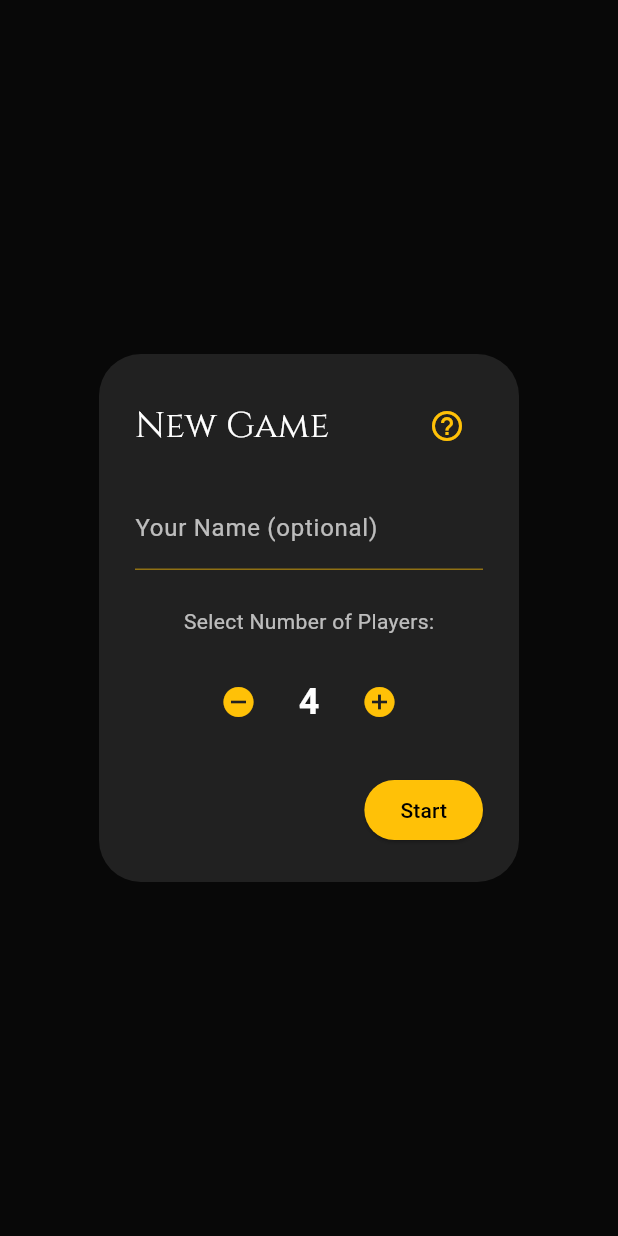
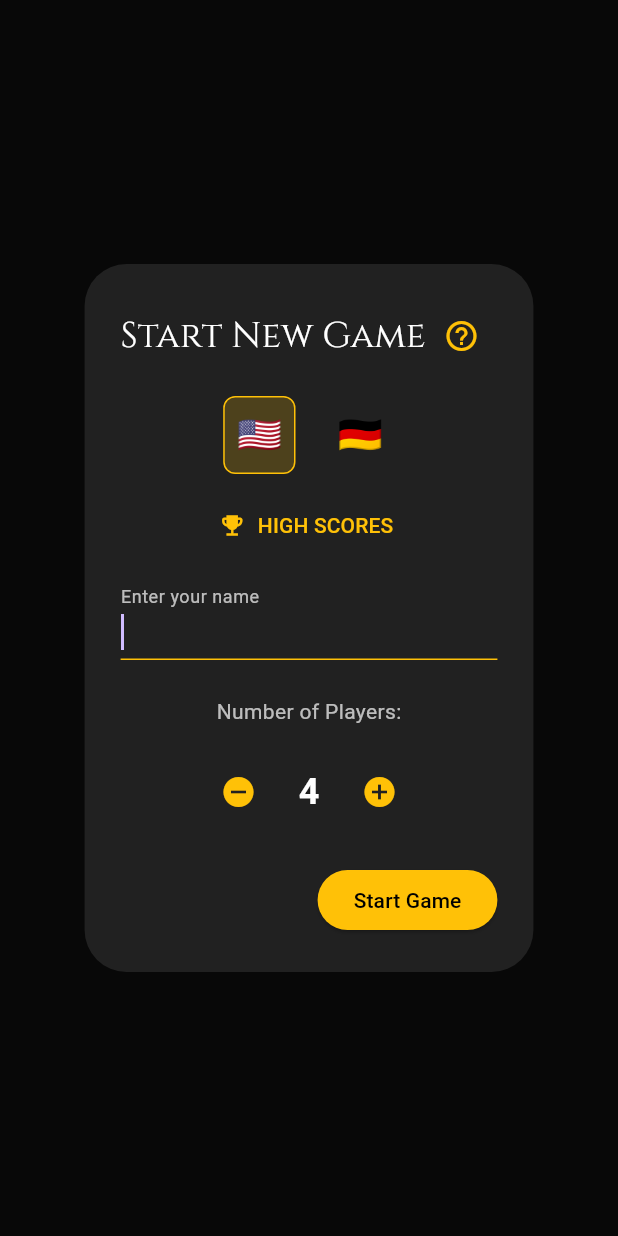
Before and after one commit to manusco/arcana, a Flutter app: the screen it shows after launch, after a tap on "Start New Game", on a phone screen of 412 x 824 dp. Run offline on Flutter 3.47's test engine with Material 3 defaults, Android fonts, the phone set to English and light mode, and no system bars; our stand-ins replace flutter_animate, google_fonts, shared_preferences; missing offline and left inert: dart:html.

Commit message:
feat: add multilingual support (en/de) and high score button

```diff
--- a/lib/main.dart
+++ b/lib/main.dart
@@ -3,6 +3,7 @@
 import 'package:provider/provider.dart';
 import 'package:google_fonts/google_fonts.dart';
 import 'viewmodels/game_viewmodel.dart';
+import 'services/localization_service.dart';
 import 'screens/game_screen.dart';
 
 void main() {
@@ -18,6 +19,7 @@
     return MultiProvider(
       providers: [
         ChangeNotifierProvider(create: (_) => GameViewModel()),
+        ChangeNotifierProvider(create: (_) => LocalizationService()),
       ],
       child: MaterialApp(
         title: 'Arcana',
--- a/lib/screens/game_screen.dart
+++ b/lib/screens/game_screen.dart
@@ -8,6 +8,7 @@ import '../widgets/player_widget.dart';
 import '../widgets/card_widget.dart';
 import '../services/high_score_service.dart';
 import '../widgets/high_score_widget.dart';
+import '../services/localization_service.dart';
 
 class GameScreen extends StatefulWidget {
   const GameScreen({super.key});
@@ -38,6 +39,7 @@ class _GameScreenState extends State<GameScreen> {
           Navigator.pop(context);
         },
         onShowRules: _showRulesDialog,
+        onShowHighScores: _showHighScoresDialog,
       ),
     );
   }
@@ -84,28 +86,6 @@ class _GameScreenState extends State<GameScreen> {
                   borderRadius: const BorderRadius.only(
                     topLeft: Radius.circular(18),
                     topRight: Radius.circular(18),
-                  ),
-                ),
-                child: Row(
-                  children: [
-                    const Icon(Icons.auto_fix_high, color: Colors.amber, size: 28),
-                    const SizedBox(width: 12),
-                    Expanded(
-                      child: Text(
-                        "Arcana: The Game of Prophecy",
-                        style: GoogleFonts.cinzel(
-                          color: Colors.amber,
-                          fontSize: 22,
-                          fontWeight: FontWeight.bold,
-                          letterSpacing: 1.5,
-                        ),
-                      ),
-                    ),
-                    IconButton(
-                      icon: const Icon(Icons.close, color: Colors.amber),
-                      onPressed: () => Navigator.pop(context),
-                    ),
-                  ],
                 ),
               ),
               // Scrollable content
@@ -117,52 +97,52 @@ class _GameScreenState extends State<GameScreen> {
                     children: [
                       _buildRuleSection(
                         icon: Icons.stars,
-                        title: "Welcome to Arcana",
-                        content: "In this mystical contest, victory does not go to the one with the strongest hand, but to the one who can see the future.",
+                        title: context.watch<LocalizationService>().translate('welcome_title'),
+                        content: context.watch<LocalizationService>().translate('welcome_text'),
                       ),
                       const SizedBox(height: 20),
                       _buildRuleSection(
                         icon: Icons.flag,
-                        title: "The Goal",
-                        content: "Your objective is not just to win tricks, but to predict exactly how many tricks you will win each round. Accuracy is everything.",
+                        title: context.watch<LocalizationService>().translate('goal_title'),
+                        content: context.watch<LocalizationService>().translate('goal_text'),
                       ),
                       const SizedBox(height: 20),
                       _buildRuleSection(
                         icon: Icons.style,
-                        title: "The Cards",
+                        title: context.watch<LocalizationService>().translate('cards_title'),
                         content: "",
                         children: [
-                          _buildCardInfo("The Suits (1–13)", "Blood (Red), Spirit (Blue), Nature (Green), Light (Yellow)"),
-                          _buildCardInfo("The Arcanum (A)", "The ultimate power. It always wins the trick (unless another Arcanum was played first)."),
-                          _buildCardInfo("The Shadow (S)", "The void. It always loses the trick (unless the trick consists entirely of Shadows)."),
+                          _buildCardInfo(context.watch<LocalizationService>().translate('suits_title'), context.watch<LocalizationService>().translate('suits_text')),
+                          _buildCardInfo(context.watch<LocalizationService>().translate('arcanum_title'), context.watch<LocalizationService>().translate('arcanum_text')),
+                          _buildCardInfo(context.watch<LocalizationService>().translate('shadow_title'), context.watch<LocalizationService>().translate('shadow_text')),
                         ],
                       ),
                       const SizedBox(height: 20),
                       _buildRuleSection(
                         icon: Icons.play_circle,
-                        title: "How to Play",
+                        title: context.watch<LocalizationService>().translate('how_to_play_title'),
                         content: "",
                         children: [
-                          _buildStep("1. The Deal", "The game is played over several rounds. Round 1 starts with 1 card each; the final round deals the entire deck."),
-                          _buildStep("2. The Trump", "One card is revealed to determine the Trump suit for the round."),
-                          _buildStep("3. The Prophecy", "Looking at your hand, you must announce how many tricks you plan to take."),
-                          _buildStep("4. The Action", "Players play one card in clockwise order.\n• You must follow suit if you can (unless you play an Arcanum or Shadow).\n• Arcanum beats Trump.\n• Trump beats the lead suit.\n• High Card of the lead suit wins if no Trump/Arcanum is played."),
+                          _buildStep(context.watch<LocalizationService>().translate('step_deal_title'), context.watch<LocalizationService>().translate('step_deal_text')),
+                          _buildStep(context.watch<LocalizationService>().translate('step_trump_title'), context.watch<LocalizationService>().translate('step_trump_text')),
+                          _buildStep(context.watch<LocalizationService>().translate('step_prophecy_title'), context.watch<LocalizationService>().translate('step_prophecy_text')),
+                          _buildStep(context.watch<LocalizationService>().translate('step_action_title'), context.watch<LocalizationService>().translate('step_action_text')),
                         ],
                       ),
                       const SizedBox(height: 20),
                       _buildRuleSection(
                         icon: Icons.emoji_events,
-                        title: "Scoring",
+                        title: context.watch<LocalizationService>().translate('scoring_title'),
                         content: "",
                         children: [
-                          _buildScoreInfo("✓ Correct Prophecy", "You gain 20 points + 10 points for every trick you won."),
-                          _buildScoreInfo("✗ Failed Prophecy", "You lose 10 points for every trick you were off (above or below your bid)."),
+                          _buildScoreInfo(context.watch<LocalizationService>().translate('score_correct_title'), context.watch<LocalizationService>().translate('score_correct_text')),
+                          _buildScoreInfo(context.watch<LocalizationService>().translate('score_failed_title'), context.watch<LocalizationService>().translate('score_failed_text')),
                         ],
                       ),
                       const SizedBox(height: 24),
                       Center(
                         child: Text(
-                          "Do you have the sight to master the Arcana?",
+                          context.watch<LocalizationService>().translate('footer_text'),
                           style: GoogleFonts.cinzel(
                             color: Colors.amber.withOpacity(0.8),
                             fontSize: 16,
@@ -179,6 +159,20 @@ class _GameScreenState extends State<GameScreen> {
             ],
           ),
         ),
+      ),
+    );
+  }
+
+  void _showHighScoresDialog() async {
+    final service = HighScoreService();
+    final scores = await service.getHighScores();
+    if (!mounted) return;
+
+    showDialog(
+      context: context,
+      builder: (context) => Dialog(
+        backgroundColor: Colors.transparent,
+        child: HighScoreWidget(scores: scores),
       ),
     );
   }
@@ -322,6 +316,7 @@ class _GameScreenState extends State<GameScreen> {
   @override
   Widget build(BuildContext context) {
     final vm = context.watch<GameViewModel>();
+    final loc = context.watch<LocalizationService>();
     final state = vm.gameState;
 
     if (state.players.isEmpty) {
@@ -335,7 +330,7 @@ class _GameScreenState extends State<GameScreen> {
                 children: [
                   ElevatedButton(
                     onPressed: _showGameSetupDialog,
-                    child: const Text("Start New Game"),
+                    child: Text(loc.translate('start_new_game')),
                   ),
                   if (vm.statusMessage != null)
                     Padding(
@@ -650,7 +645,7 @@ class _GameScreenState extends State<GameScreen> {
                       mainAxisSize: MainAxisSize.min,
                       children: [
                         Text(
-                          "Your Bid",
+                          loc.translate('your_bid'),
                           style: GoogleFonts.playfairDisplay(
                             color: Colors.white,
                             fontSize: 20,
@@ -719,7 +714,7 @@ class _GameScreenState extends State<GameScreen> {
                   child: Column(
                     mainAxisSize: MainAxisSize.min,
                     children: [
-                      Text("Choose Trump Color", style: GoogleFonts.cinzel(color: Colors.white, fontSize: 24)),
+                      Text(loc.translate('choose_trump'), style: GoogleFonts.cinzel(color: Colors.white, fontSize: 24)),
                       const SizedBox(height: 20),
                       Row(
                         mainAxisAlignment: MainAxisAlignment.center,
@@ -745,7 +740,7 @@ class _GameScreenState extends State<GameScreen> {
                   IconButton(
                     icon: const Icon(Icons.refresh_rounded, color: Colors.white, size: 32),
                     onPressed: _showGameSetupDialog,
-                    tooltip: "Restart Game",
+                    tooltip: loc.translate('restart_tooltip'),
                   ),
                   const SizedBox(width: 10),
                   IconButton(
@@ -768,7 +763,7 @@ class _GameScreenState extends State<GameScreen> {
       context: context,
       builder: (context) => AlertDialog(
         backgroundColor: Colors.grey[900],
-        title: Text("Scoreboard", style: GoogleFonts.cinzel(color: Colors.white)),
+        title: Text(context.read<LocalizationService>().translate('scoreboard_title'), style: GoogleFonts.cinzel(color: Colors.white)),
         content: SingleChildScrollView(
           child: Table(
             border: TableBorder.all(color: Colors.white24),
@@ -777,7 +772,7 @@ class _GameScreenState extends State<GameScreen> {
               // Header
               TableRow(
                 children: [
-                  const Padding(padding: EdgeInsets.all(8.0), child: Text("Rnd", style: TextStyle(color: Colors.amber))),
+                  Padding(padding: const EdgeInsets.all(8.0), child: Text(context.read<LocalizationService>().translate('round_abbr'), style: const TextStyle(color: Colors.amber))),
                   ...players.map((p) => Padding(
                     padding: const EdgeInsets.all(8.0),
                     child: Text(p.name, style: const TextStyle(color: Colors.amber, fontWeight: FontWeight.bold)),
@@ -838,10 +833,12 @@ class _GameScreenState extends State<GameScreen> {
 class _GameSetupDialog extends StatefulWidget {
   final Function(int, String?) onStart;
   final VoidCallback? onShowRules;
+  final VoidCallback? onShowHighScores;
 
   const _GameSetupDialog({
     required this.onStart,
     this.onShowRules,
+    this.onShowHighScores,
   });
 
   @override
@@ -859,25 +856,41 @@ class _GameSetupDialogState extends State<_GameSetupDialog> {
       title: Row(
         mainAxisAlignment: MainAxisAlignment.spaceBetween,
         children: [
-          Text("New Game", style: GoogleFonts.cinzel(color: Colors.white)),
+          Text(context.watch<LocalizationService>().translate('start_new_game'), style: GoogleFonts.cinzel(color: Colors.white)),
           IconButton(
             icon: const Icon(Icons.help_outline, color: Colors.amber),
             onPressed: widget.onShowRules != null ? () {
               print("Help icon clicked. Calling onShowRules.");
               widget.onShowRules!();
             } : null,
-            tooltip: "How to Play",
+            tooltip: context.watch<LocalizationService>().translate('how_to_play_title'),
           ),
         ],
       ),
       content: Column(
         mainAxisSize: MainAxisSize.min,
         children: [
+          // Language Toggle
+          Row(
+            mainAxisAlignment: MainAxisAlignment.center,
+            children: [
+              _languageBtn(context, 'en', '🇺🇸'),
+              const SizedBox(width: 20),
+              _languageBtn(context, 'de', '🇩🇪'),
+            ],
+          ),
+          const SizedBox(height: 10),
+          TextButton.icon(
+            icon: const Icon(Icons.emoji_events, color: Colors.amber),
+            label: Text(context.watch<LocalizationService>().translate('high_scores'), style: const TextStyle(color: Colors.amber)),
+            onPressed: widget.onShowHighScores,
+          ),
+          const SizedBox(height: 10),
           TextField(
             decoration: InputDecoration(
-              labelText: 'Your Name (optional)',
+              labelText: context.watch<LocalizationService>().translate('enter_name'),
               labelStyle: const TextStyle(color: Colors.white70),
-              hintText: 'Enter name for high score',
+              hintText: '',
               hintStyle: const TextStyle(color: Colors.white38),
               enabledBorder: UnderlineInputBorder(
                 borderSide: BorderSide(color: Colors.amber.withOpacity(0.5)),
@@ -890,7 +903,7 @@ class _GameSetupDialogState extends State<_GameSetupDialog> {
             onChanged: (value) => setState(() => _username = value.trim()),
           ),
           const SizedBox(height: 24),
-          const Text("Select Number of Players:", style: TextStyle(color: Colors.white70)),
+          Text("${context.watch<LocalizationService>().translate('number_of_players')}:", style: const TextStyle(color: Colors.white70)),
           const SizedBox(height: 20),
           Row(
             mainAxisAlignment: MainAxisAlignment.center,
@@ -919,7 +932,7 @@ class _GameSetupDialogState extends State<_GameSetupDialog> {
         ElevatedButton(
           style: ElevatedButton.styleFrom(backgroundColor: Colors.amber, foregroundColor: Colors.black),
           onPressed: () => widget.onStart(_playerCount, _username.isEmpty ? null : _username),
-          child: const Text("Start"),
+          child: Text(context.watch<LocalizationService>().translate('start_game')),
         ),
       ],
     );
@@ -937,4 +950,21 @@ class _GameSetupDialogState extends State<_GameSetupDialog> {
     if (position == 3) return "3RD PLACE";
     return "${position}TH PLACE";
   }
+
+  Widget _languageBtn(BuildContext context, String code, String flag) {
+    final loc = context.watch<LocalizationService>();
+    final isSelected = loc.currentLocale.languageCode == code;
+    return GestureDetector(
+      onTap: () => loc.changeLocale(code),
+      child: Container(
+        padding: const EdgeInsets.all(8),
+        decoration: BoxDecoration(
+          color: isSelected ? Colors.amber.withOpacity(0.2) : Colors.transparent,
+          borderRadius: BorderRadius.circular(8),
+          border: isSelected ? Border.all(color: Colors.amber) : null,
+        ),
+        child: Text(flag, style: const TextStyle(fontSize: 24)),
+      ),
+    );
+  }
 }
--- /dev/null
+++ b/lib/services/localization_service.dart
@@ -0,0 +1,34 @@
+import 'package:flutter/material.dart';
+import 'package:shared_preferences/shared_preferences.dart';
+import '../utils/translations.dart';
+
+class LocalizationService extends ChangeNotifier {
+  Locale _currentLocale = const Locale('en');
+
+  Locale get currentLocale => _currentLocale;
+
+  LocalizationService() {
+    _loadLocale();
+  }
+
+  Future<void> _loadLocale() async {
+    final prefs = await SharedPreferences.getInstance();
+    final String? languageCode = prefs.getString('language_code');
+    if (languageCode != null) {
+      _currentLocale = Locale(languageCode);
+      notifyListeners();
+    }
+  }
+
+  Future<void> changeLocale(String languageCode) async {
+    _currentLocale = Locale(languageCode);
+    notifyListeners();
+    final prefs = await SharedPreferences.getInstance();
+    await prefs.setString('language_code', languageCode);
+  }
+
+  String translate(String key) {
+    final Map<String, String> localizedStrings = Translations.languages[_currentLocale.languageCode] ?? Translations.languages['en']!;
+    return localizedStrings[key] ?? key;
+  }
+}
--- /dev/null
+++ b/lib/utils/translations.dart
@@ -0,0 +1,88 @@
+class Translations {
+  static const Map<String, Map<String, String>> languages = {
+    'en': {
+      'start_new_game': 'Start New Game',
+      'game_title': 'Arcana: The Game of Prophecy',
+      'welcome_title': 'Welcome to Arcana',
+      'welcome_text': 'In this mystical contest, victory does not go to the one with the strongest hand, but to the one who can see the future.',
+      'goal_title': 'The Goal',
+      'goal_text': 'Your objective is not just to win tricks, but to predict exactly how many tricks you will win each round. Accuracy is everything.',
+      'cards_title': 'The Cards',
+      'suits_title': 'The Suits (1–13)',
+      'suits_text': 'Blood (Red), Spirit (Blue), Nature (Green), Light (Yellow)',
+      'arcanum_title': 'The Arcanum (A)',
+      'arcanum_text': 'The ultimate power. It always wins the trick (unless another Arcanum was played first).',
+      'shadow_title': 'The Shadow (S)',
+      'shadow_text': 'The void. It always loses the trick (unless the trick consists entirely of Shadows).',
+      'how_to_play_title': 'How to Play',
+      'step_deal_title': '1. The Deal',
+      'step_deal_text': 'The game is played over several rounds. Round 1 starts with 1 card each; the final round deals the entire deck.',
+      'step_trump_title': '2. The Trump',
+      'step_trump_text': 'One card is revealed to determine the Trump suit for the round.',
+      'step_prophecy_title': '3. The Prophecy',
+      'step_prophecy_text': 'Looking at your hand, you must announce how many tricks you plan to take.',
+      'step_action_title': '4. The Action',
+      'step_action_text': 'Players play one card in clockwise order.\n• You must follow suit if you can (unless you play an Arcanum or Shadow).\n• Arcanum beats Trump.\n• Trump beats the lead suit.\n• High Card of the lead suit wins if no Trump/Arcanum is played.',
+      'scoring_title': 'Scoring',
+      'score_correct_title': '✓ Correct Prophecy',
+      'score_correct_text': 'You gain 20 points + 10 points for every trick you won.',
+      'score_failed_title': '✗ Failed Prophecy',
+      'score_failed_text': 'You lose 10 points for every trick you were off (above or below your bid).',
+      'footer_text': 'Do you have the sight to master the Arcana?',
+      'your_bid': 'Your Bid',
+      'choose_trump': 'Choose Trump Color',
+      'scoreboard_title': 'Scoreboard',
+      'round_abbr': 'Rnd',
+      'restart_tooltip': 'Restart Game',
+      'enter_name': 'Enter your name',
+      'number_of_players': 'Number of Players',
+      'start_game': 'Start Game',
+      'rules': 'Rules',
+      'dealer': 'Dealer',
+      'score': 'Score',
+      'high_scores': 'HIGH SCORES',
+    },
+    'de': {
+      'start_new_game': 'Neues Spiel starten',
+      'game_title': 'Arcana: Das Spiel der Prophezeiung',
+      'welcome_title': 'Willkommen bei Arcana',
+      'welcome_text': 'In diesem mystischen Wettstreit geht der Sieg nicht an den mit der stärksten Hand, sondern an den, der die Zukunft sehen kann.',
+      'goal_title': 'Das Ziel',
+      'goal_text': 'Dein Ziel ist es nicht nur, Stiche zu gewinnen, sondern genau vorherzusagen, wie viele Stiche du in jeder Runde gewinnen wirst. Genauigkeit ist alles.',
+      'cards_title': 'Die Karten',
+      'suits_title': 'Die Farben (1–13)',
+      'suits_text': 'Blut (Rot), Geist (Blau), Natur (Grün), Licht (Gelb)',
+      'arcanum_title': 'Das Arcanum (A)',
+      'arcanum_text': 'Die ultimative Macht. Es gewinnt immer den Stich (es sei denn, ein anderes Arcanum wurde zuerst gespielt).',
+      'shadow_title': 'Der Schatten (S)',
+      'shadow_text': 'Die Leere. Er verliert immer den Stich (es sei denn, der Stich besteht nur aus Schatten).',
+      'how_to_play_title': 'Spielanleitung',
+      'step_deal_title': '1. Das Geben',
+      'step_deal_text': 'Das Spiel wird über mehrere Runden gespielt. Runde 1 beginnt mit 1 Karte für jeden; in der letzten Runde wird das gesamte Deck ausgeteilt.',
+      'step_trump_title': '2. Der Trumpf',
+      'step_trump_text': 'Eine Karte wird aufgedeckt, um die Trumpffarbe für die Runde zu bestimmen.',
+      'step_prophecy_title': '3. Die Prophezeiung',
+      'step_prophecy_text': 'Wenn du deine Hand betrachtest, musst du ankündigen, wie viele Stiche du machen willst.',
+      'step_action_title': '4. Die Aktion',
+      'step_action_text': 'Die Spieler spielen im Uhrzeigersinn eine Karte.\n• Du musst die Farbe bedienen, wenn du kannst (es sei denn, du spielst ein Arcanum oder einen Schatten).\n• Arcanum schlägt Trumpf.\n• Trumpf schlägt die angespielte Farbe.\n• Die höchste Karte der angespielten Farbe gewinnt, wenn kein Trumpf/Arcanum gespielt wird.',
+      'scoring_title': 'Wertung',
+      'score_correct_title': '✓ Korrekte Prophezeiung',
+      'score_correct_text': 'Du erhältst 20 Punkte + 10 Punkte für jeden gewonnenen Stich.',
+      'score_failed_title': '✗ Fehlgeschlagene Prophezeiung',
+      'score_failed_text': 'Du verlierst 10 Punkte für jeden Stich, um den du daneben lagst (über oder unter deinem Gebot).',
+      'footer_text': 'Hast du den Blick, um das Arcana zu meistern?',
+      'your_bid': 'Dein Gebot',
+      'choose_trump': 'Wähle Trumpffarbe',
+      'scoreboard_title': 'Punktetafel',
+      'round_abbr': 'Rd',
+      'restart_tooltip': 'Spiel neu starten',
+      'enter_name': 'Gib deinen Namen ein',
+      'number_of_players': 'Anzahl der Spieler',
+      'start_game': 'Spiel starten',
+      'rules': 'Regeln',
+      'dealer': 'Geber',
+      'score': 'Punkte',
+      'high_scores': 'BESTENLISTE',
+    },
+  };
+}
--- a/lib/widgets/high_score_widget.dart
+++ b/lib/widgets/high_score_widget.dart
@@ -1,6 +1,8 @@
 import 'package:flutter/material.dart';
 import 'package:google_fonts/google_fonts.dart';
+import 'package:provider/provider.dart';
 import '../services/high_score_service.dart';
+import '../services/localization_service.dart';
 
 class HighScoreWidget extends StatelessWidget {
   final List<HighScoreEntry> scores;
@@ -35,7 +37,7 @@ class HighScoreWidget extends StatelessWidget {
               const Icon(Icons.emoji_events, color: Color(0xFFFFD700), size: 16),
               const SizedBox(width: 4),
               Text(
-                'HIGH SCORES',
+                context.watch<LocalizationService>().translate('high_scores'),
                 style: GoogleFonts.playfairDisplay(
                   color: const Color(0xFFFFD700),
                   fontSize: 12,
--- a/lib/widgets/player_widget.dart
+++ b/lib/widgets/player_widget.dart
@@ -1,6 +1,8 @@
 import 'package:flutter/material.dart';
 import 'package:google_fonts/google_fonts.dart';
+import 'package:provider/provider.dart';
 import '../models/player.dart';
+import '../services/localization_service.dart';
 
 class PlayerWidget extends StatelessWidget {
   final Player player;
@@ -133,7 +135,7 @@ class PlayerWidget extends StatelessWidget {
           ),
           const SizedBox(height: 2),
           Text(
-            "Score: ${player.score}",
+            "${context.watch<LocalizationService>().translate('score')}: ${player.score}",
             style: const TextStyle(color: Colors.white70, fontSize: 10),
           ),
         ],
```
Also changed, not shown: 1 other file.
